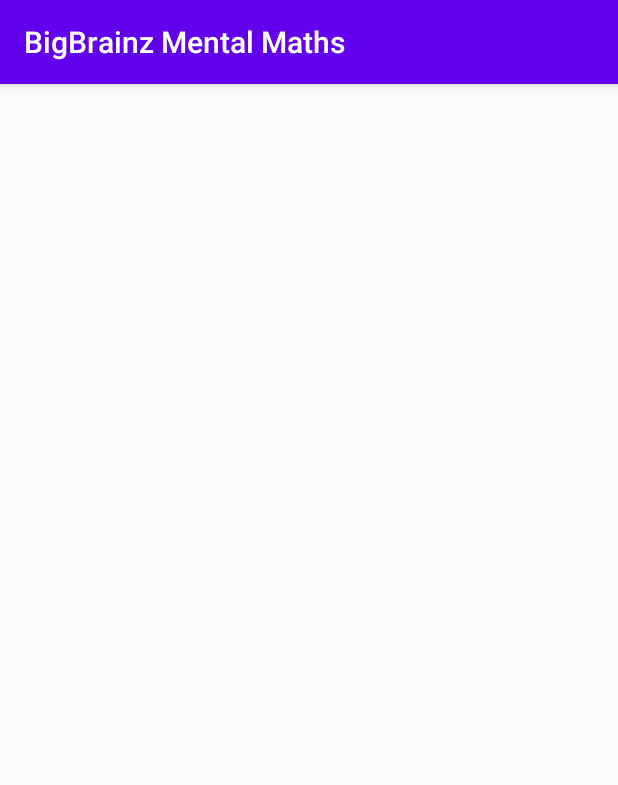
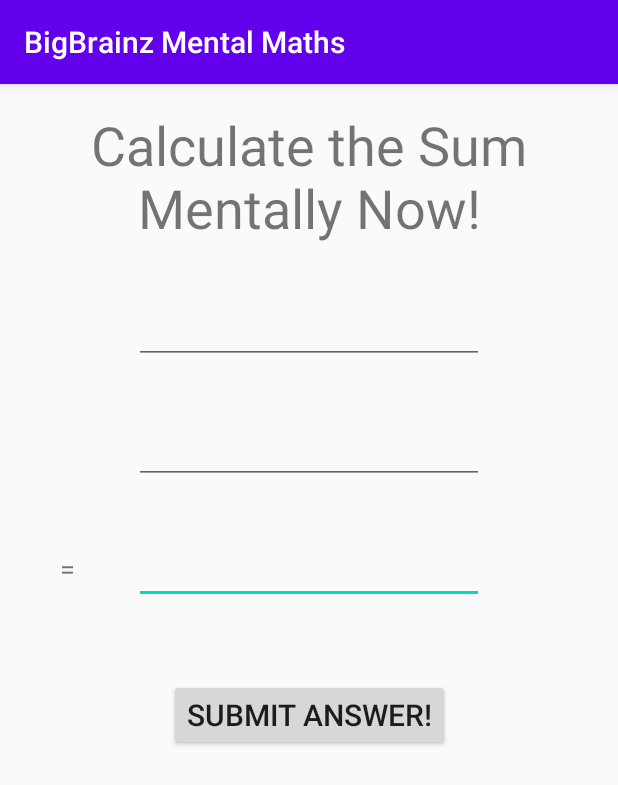
Before and after one commit to kush018/BigBrainz-Mental-Maths, an Android app: the LearnMaths screen opened directly, with no data from a screen before it, on a phone screen of 412 x 824 dp. Shown: the top 785 px of the screen. Run offline under Robolectric (Android 15) with nearby library versions, the phone set to English and light mode, and no system bars.

Commit message:
Created layout for new activity for asking the question

```diff
--- a/app/src/main/res/layout/activity_learn_maths.xml
+++ b/app/src/main/res/layout/activity_learn_maths.xml
@@ -6,4 +6,90 @@
     android:layout_height="match_parent"
     tools:context=".LearnMaths">
 
+    <EditText
+        android:id="@+id/operand1"
+        android:layout_width="wrap_content"
+        android:layout_height="wrap_content"
+        android:layout_marginTop="32dp"
+        android:ems="10"
+        android:focusable="false"
+        android:focusableInTouchMode="false"
+        android:inputType="numberSigned"
+        android:textSize="20sp"
+        app:layout_constraintEnd_toEndOf="parent"
+        app:layout_constraintStart_toStartOf="parent"
+        app:layout_constraintTop_toBottomOf="@+id/title2" />
+
+    <EditText
+        android:id="@+id/operand2"
+        android:layout_width="wrap_content"
+        android:layout_height="wrap_content"
+        android:layout_marginTop="32dp"
+        android:ems="10"
+        android:focusable="false"
+        android:focusableInTouchMode="false"
+        android:inputType="numberSigned"
+        android:textSize="20sp"
+        app:layout_constraintEnd_toEndOf="parent"
+        app:layout_constraintStart_toStartOf="parent"
+        app:layout_constraintTop_toBottomOf="@+id/operand1" />
+
+    <TextView
+        android:id="@+id/operation"
+        android:layout_width="wrap_content"
+        android:layout_height="wrap_content"
+        android:textAlignment="center"
+        android:textSize="18sp"
+        app:layout_constraintBaseline_toBaselineOf="@+id/operand2"
+        app:layout_constraintEnd_toStartOf="@+id/operand2"
+        app:layout_constraintStart_toStartOf="parent" />
+
+    <TextView
+        android:id="@+id/title2"
+        android:layout_width="wrap_content"
+        android:layout_height="wrap_content"
+        android:layout_marginStart="16dp"
+        android:layout_marginTop="16dp"
+        android:layout_marginEnd="16dp"
+        android:text="@string/titleText2"
+        android:textAlignment="center"
+        android:textSize="36sp"
+        app:layout_constraintEnd_toEndOf="parent"
+        app:layout_constraintStart_toStartOf="parent"
+        app:layout_constraintTop_toTopOf="parent" />
+
+    <EditText
+        android:id="@+id/userInput"
+        android:layout_width="wrap_content"
+        android:layout_height="wrap_content"
+        android:layout_marginTop="32dp"
+        android:ems="10"
+        android:inputType="numberSigned"
+        android:textSize="20sp"
+        android:textStyle="bold"
+        app:layout_constraintEnd_toEndOf="parent"
+        app:layout_constraintStart_toStartOf="parent"
+        app:layout_constraintTop_toBottomOf="@+id/operand2" />
+
+    <TextView
+        android:id="@+id/equalsSign"
+        android:layout_width="wrap_content"
+        android:layout_height="wrap_content"
+        android:text="="
+        android:textAlignment="center"
+        android:textSize="18sp"
+        app:layout_constraintBaseline_toBaselineOf="@+id/userInput"
+        app:layout_constraintEnd_toStartOf="@+id/userInput"
+        app:layout_constraintStart_toStartOf="parent" />
+
+    <Button
+        android:id="@+id/submitButton"
+        android:layout_width="wrap_content"
+        android:layout_height="wrap_content"
+        android:layout_marginTop="50dp"
+        android:text="Submit Answer!"
+        android:textSize="20sp"
+        app:layout_constraintEnd_toEndOf="parent"
+        app:layout_constraintStart_toStartOf="parent"
+        app:layout_constraintTop_toBottomOf="@+id/userInput" />
 </androidx.constraintlayout.widget.ConstraintLayout>
--- a/app/src/main/res/values/strings.xml
+++ b/app/src/main/res/values/strings.xml
@@ -2,4 +2,5 @@
     <string name="app_name">BigBrainz Mental Maths</string>
     <string name="titleText">Welcome to BigBrainz Mental Maths - Improve Your Mental Ability!</string>
     <string name="buttonText">Become Smarter Now!</string>
+    <string name="titleText2">Calculate the Sum Mentally Now!</string>
 </resources>
```
